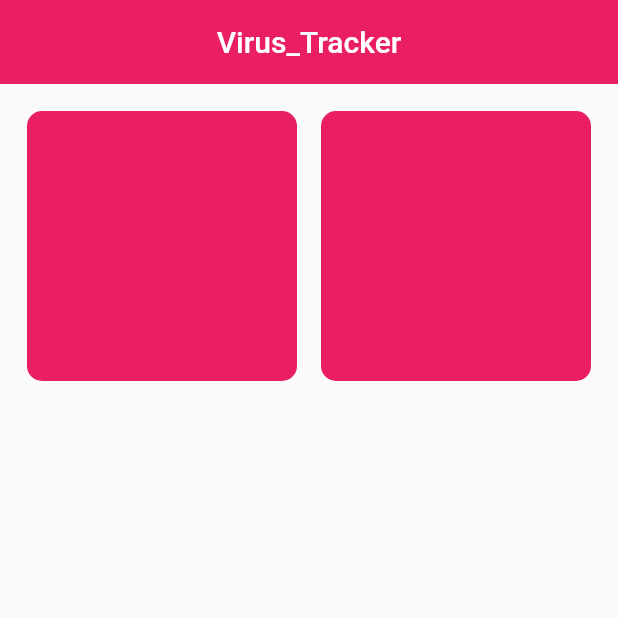
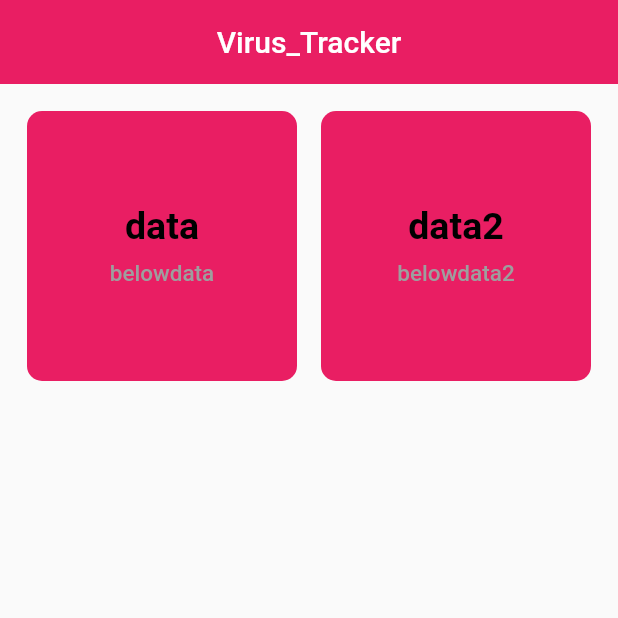
Before and after one commit to HEYKASHIF/virus_tracker, a Flutter app: the screen it shows after launch, on a phone screen of 412 x 824 dp, the top half of it. Run offline on Flutter 3.47's test engine with Material 2 defaults, Android fonts, the phone set to English and light mode, and no system bars.

Commit message:
29-april commit8

```diff
--- a/lib/widgets/MyCard.dart
+++ b/lib/widgets/MyCard.dart
@@ -19,12 +19,39 @@ class MyCard extends StatelessWidget {
         width: 180,
         // color: Colors.amber,
         decoration: BoxDecoration(
-            color: Colors.pink,
-            borderRadius: BorderRadius.all(
-              Radius.circular(
-                10,
+          color: Colors.pink,
+          borderRadius: BorderRadius.all(
+            Radius.circular(
+              10,
+            ),
+          ),
+        ),
+        child: Center(
+          child: Column(
+            mainAxisAlignment: MainAxisAlignment.center,
+            children: [
+              Text(
+                data,
+                style: TextStyle(
+                  color: textcolor,
+                  fontWeight: FontWeight.bold,
+                  fontSize: 25,
+                ),
               ),
-            )),
+              SizedBox(
+                height: 8,
+              ),
+              Text(
+                belowdata,
+                style: TextStyle(
+                  color: Colors.grey,
+                  fontWeight: FontWeight.w500,
+                  fontSize: 15,
+                ),
+              )
+            ],
+          ),
+        ),
       ),
     );
   }
```
